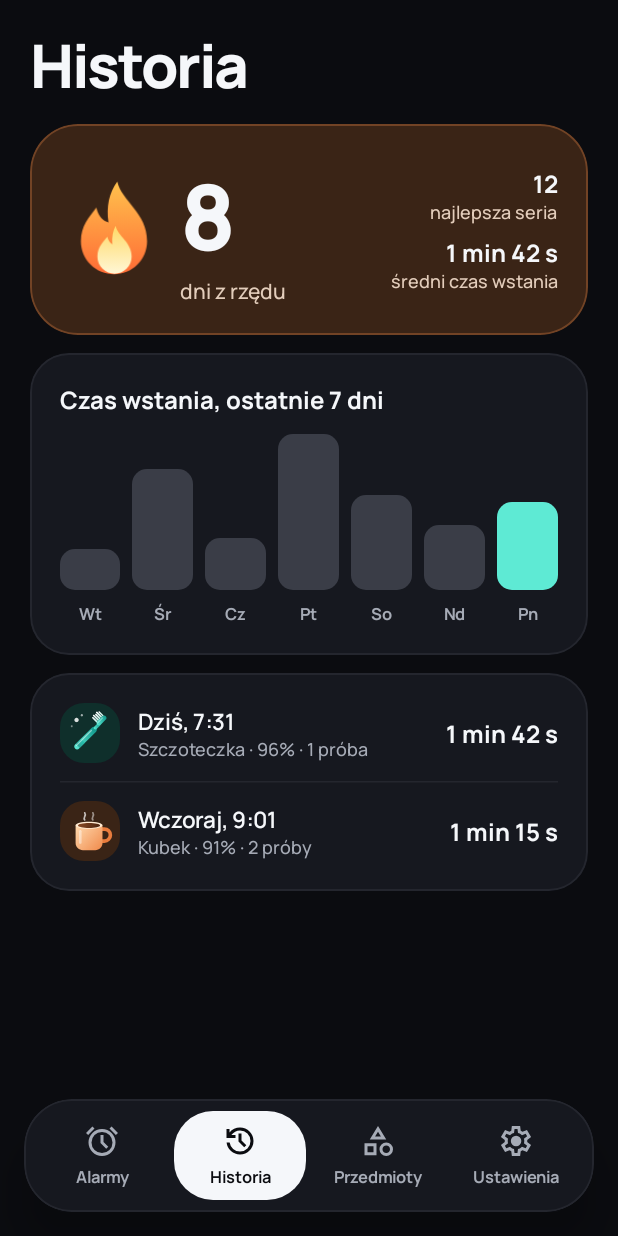
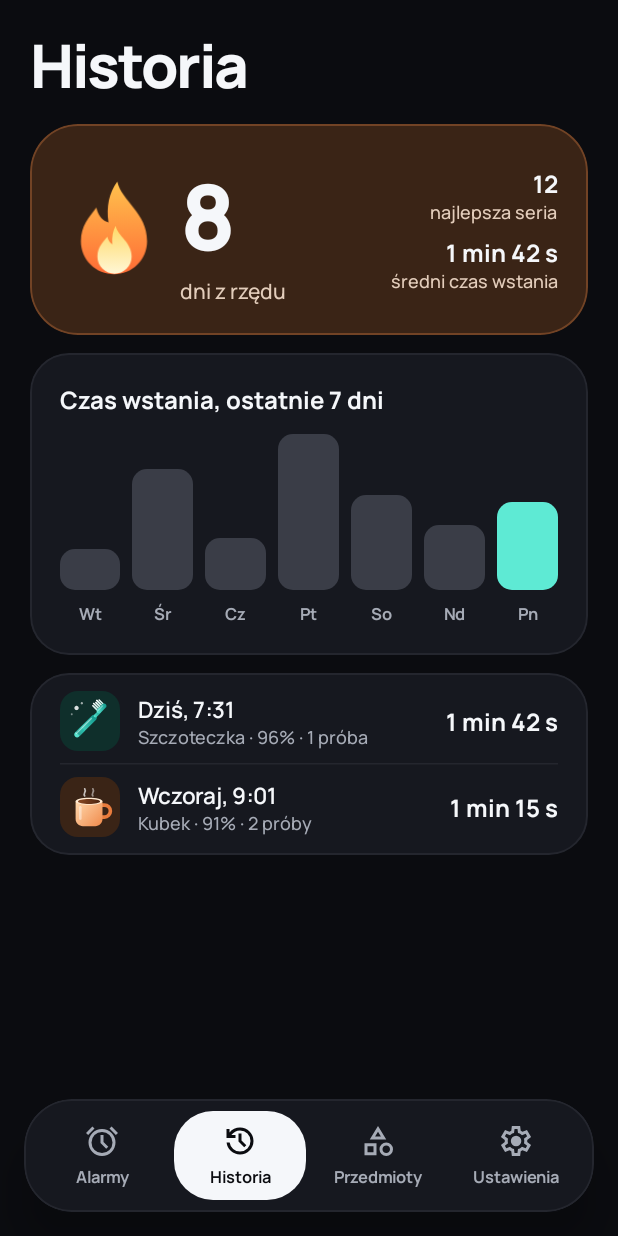
Before and after one commit to kelly-sudo/shotclock, an Android app built with Jetpack Compose: the screen it shows after launch (MainActivity), item 2 of the bottom bar chosen, on a phone screen of 412 x 824 dp. Run offline under Robolectric (Android 15) with nearby library versions, the phone set to English and light mode, and no system bars.

Commit message:
Etap 1: spójniejsze odstępy i kolory na ekranach Alarmy, Historia, Przedmioty
- Karta główna alarmu: dolny odstęp wizualnie równy górnemu i bocznym (20 dp).
- Historia: lista pobudek z rzędami 56 dp bez dodatkowych przerw, mniejsze
  zaokrąglenie miniatury 40 dp, linia podziału z NeutralTint.border.
- Przedmioty: pasek modelu jako niski kafelek (22 dp), opis z animacją wjazdu.
- AppCard: parametr verticalSpacing.
- Motyw: pozostałe role kolorów Material 3 ustawione na kolory aplikacji.

Co-Authored-By: Claude Opus 5.5 <noreply@anthropic.com>
Claude-Session: https://claude.ai/code/session_012Yiu8bPN8r4yoARG9ipd7a

```diff
--- a/app/src/main/java/pl/shotclock/budzik/ui/alarms/AlarmsScreen.kt
+++ b/app/src/main/java/pl/shotclock/budzik/ui/alarms/AlarmsScreen.kt
@@ -131,7 +131,9 @@ private fun HeroAlarmCard(modifier: Modifier = Modifier) {
             start = Spacing.screenEdge,
             end = Spacing.screenEdge,
             top = Spacing.screenEdge,
-            bottom = Spacing.extraSmall,
+            // Przełącznik ma pole dotyku 48 dp, czyli 8 dp niewidocznego marginesu pod torem.
+            // Razem z tym odstępem daje to wizualnie 20 dp, tyle samo co u góry i po bokach.
+            bottom = Spacing.smallMedium,
         ),
     ) {
         Row(
--- a/app/src/main/java/pl/shotclock/budzik/ui/components/AppCard.kt
+++ b/app/src/main/java/pl/shotclock/budzik/ui/components/AppCard.kt
@@ -11,6 +11,7 @@ import androidx.compose.runtime.Composable
 import androidx.compose.ui.Modifier
 import androidx.compose.ui.graphics.Shape
 import androidx.compose.ui.res.stringResource
+import androidx.compose.ui.unit.Dp
 import androidx.compose.ui.tooling.preview.Preview
 import pl.shotclock.budzik.R
 import pl.shotclock.budzik.ui.theme.AppShapes
@@ -27,13 +28,15 @@ fun AppCard(
     tint: CardTint = NeutralTint,
     shape: Shape = AppShapes.card,
     contentPadding: PaddingValues = PaddingValues(Spacing.screenEdge),
+    // Lista z rzędami i liniami podziału (np. historia) potrzebuje 0, bo rzędy mają własną wysokość.
+    verticalSpacing: Dp = Spacing.smallMedium,
     content: @Composable ColumnScope.() -> Unit,
 ) {
     Column(
         modifier = modifier
             .cardSurface(tint, shape)
             .padding(contentPadding),
-        verticalArrangement = Arrangement.spacedBy(Spacing.smallMedium),
+        verticalArrangement = Arrangement.spacedBy(verticalSpacing),
         content = content,
     )
 }
--- a/app/src/main/java/pl/shotclock/budzik/ui/history/HistoryScreen.kt
+++ b/app/src/main/java/pl/shotclock/budzik/ui/history/HistoryScreen.kt
@@ -6,9 +6,11 @@ import androidx.compose.foundation.background
 import androidx.compose.foundation.layout.Arrangement
 import androidx.compose.foundation.layout.Box
 import androidx.compose.foundation.layout.Column
+import androidx.compose.foundation.layout.PaddingValues
 import androidx.compose.foundation.layout.Row
 import androidx.compose.foundation.layout.fillMaxWidth
 import androidx.compose.foundation.layout.height
+import androidx.compose.foundation.layout.heightIn
 import androidx.compose.foundation.layout.size
 import androidx.compose.material3.HorizontalDivider
 import androidx.compose.material3.MaterialTheme
@@ -33,12 +35,12 @@ import pl.shotclock.budzik.ui.objects.ObjectVisual
 import pl.shotclock.budzik.ui.theme.Accent
 import pl.shotclock.budzik.ui.theme.AppShapes
 import pl.shotclock.budzik.ui.theme.ChartBarColor
+import pl.shotclock.budzik.ui.theme.NeutralTint
 import pl.shotclock.budzik.ui.theme.PeachTint
 import pl.shotclock.budzik.ui.theme.ShotClockTheme
 import pl.shotclock.budzik.ui.theme.Sizes
 import pl.shotclock.budzik.ui.theme.Spacing
 import pl.shotclock.budzik.ui.theme.StatNumberText
-import pl.shotclock.budzik.ui.theme.SurfaceBorder
 import pl.shotclock.budzik.ui.theme.TextSecondary
 import pl.shotclock.budzik.ui.theme.entranceFrom
 import pl.shotclock.budzik.ui.theme.rememberEntrance
@@ -178,14 +180,19 @@ private fun ChartBar(heightFraction: Float, isToday: Boolean, order: Int) {
 
 @Composable
 private fun WakeEventsCard(modifier: Modifier = Modifier) {
-    AppCard(modifier = modifier.fillMaxWidth()) {
+    // Rzędy mają stałą wysokość, więc karta ma mały odstęp w pionie i nie dodaje przerw między rzędami.
+    AppCard(
+        modifier = modifier.fillMaxWidth(),
+        contentPadding = PaddingValues(horizontal = Spacing.screenEdge, vertical = Spacing.extraSmall),
+        verticalSpacing = Spacing.none,
+    ) {
         WakeEventRow(
             visual = ObjectVisual.Toothbrush,
             title = R.string.history_event_today,
             details = R.string.history_event_today_details,
             time = R.string.history_event_today_time,
         )
-        HorizontalDivider(color = SurfaceBorder)
+        HorizontalDivider(color = NeutralTint.border)
         WakeEventRow(
             visual = ObjectVisual.Mug,
             title = R.string.history_event_yesterday,
@@ -203,13 +210,14 @@ private fun WakeEventRow(
     @StringRes time: Int,
 ) {
     Row(
+        modifier = Modifier.heightIn(min = Sizes.listRowHeight),
         verticalAlignment = Alignment.CenterVertically,
         horizontalArrangement = Arrangement.spacedBy(Spacing.smallMedium),
     ) {
         Box(
             modifier = Modifier
                 .size(Sizes.illustrationHistoryBox)
-                .clip(AppShapes.thumbnail)
+                .clip(AppShapes.thumbnailSmall)
                 .background(visual.tint.surface),
             contentAlignment = Alignment.Center,
         ) {
--- a/app/src/main/java/pl/shotclock/budzik/ui/objects/ObjectsScreen.kt
+++ b/app/src/main/java/pl/shotclock/budzik/ui/objects/ObjectsScreen.kt
@@ -5,6 +5,7 @@ import androidx.compose.foundation.background
 import androidx.compose.foundation.layout.Arrangement
 import androidx.compose.foundation.layout.Box
 import androidx.compose.foundation.layout.Column
+import androidx.compose.foundation.layout.PaddingValues
 import androidx.compose.foundation.layout.Row
 import androidx.compose.foundation.layout.fillMaxWidth
 import androidx.compose.foundation.layout.padding
@@ -48,20 +49,21 @@ fun ObjectsScreen(modifier: Modifier = Modifier) {
     ) {
         Text(
             text = stringResource(R.string.objects_description),
+            modifier = Modifier.entranceFrom(rememberEntrance(order = 0)),
             style = MaterialTheme.typography.bodyMedium,
             color = TextSecondary,
         )
         ObjectCard(
             visual = ObjectVisual.Toothbrush,
             tipRes = R.string.object_toothbrush_tip,
-            modifier = Modifier.entranceFrom(rememberEntrance(order = 0)),
+            modifier = Modifier.entranceFrom(rememberEntrance(order = 1)),
         )
         ObjectCard(
             visual = ObjectVisual.Mug,
             tipRes = R.string.object_mug_tip,
-            modifier = Modifier.entranceFrom(rememberEntrance(order = 1)),
+            modifier = Modifier.entranceFrom(rememberEntrance(order = 2)),
         )
-        ModelStatusCard(Modifier.entranceFrom(rememberEntrance(order = 2)))
+        ModelStatusCard(Modifier.entranceFrom(rememberEntrance(order = 3)))
     }
 }
 
@@ -121,7 +123,12 @@ private fun ObjectCard(
 
 @Composable
 private fun ModelStatusCard(modifier: Modifier = Modifier) {
-    AppCard(modifier = modifier.fillMaxWidth()) {
+    // Pasek informacyjny, nie karta z treścią: mniejsze zaokrąglenie i niższy odstęp w pionie, jak w makiecie.
+    AppCard(
+        modifier = modifier.fillMaxWidth(),
+        shape = AppShapes.tile,
+        contentPadding = PaddingValues(horizontal = Spacing.screenEdge, vertical = Spacing.smallMedium),
+    ) {
         Row(
             verticalAlignment = Alignment.CenterVertically,
             horizontalArrangement = Arrangement.spacedBy(Spacing.smallMedium),
--- a/app/src/main/java/pl/shotclock/budzik/ui/theme/Shape.kt
+++ b/app/src/main/java/pl/shotclock/budzik/ui/theme/Shape.kt
@@ -9,6 +9,8 @@ object AppShapes {
     val card = RoundedCornerShape(26.dp)
     val tile = RoundedCornerShape(22.dp)
     val thumbnail = RoundedCornerShape(16.dp)
+    // Mniejsze pole (40 dp) dostaje mniejsze zaokrąglenie, żeby nie wyglądało jak kółko.
+    val thumbnailSmall = RoundedCornerShape(12.dp)
     val chip = RoundedCornerShape(16.dp)
     val chartBar = RoundedCornerShape(10.dp)
     val pill = CircleShape
--- a/app/src/main/java/pl/shotclock/budzik/ui/theme/Spacing.kt
+++ b/app/src/main/java/pl/shotclock/budzik/ui/theme/Spacing.kt
@@ -3,6 +3,7 @@ package pl.shotclock.budzik.ui.theme
 import androidx.compose.ui.unit.dp
 
 object Spacing {
+    val none = 0.dp
     val extraSmall = 4.dp
     val small = 8.dp
     val smallMedium = 12.dp
@@ -30,6 +31,7 @@ object Sizes {
     val presetChipHeight = 40.dp
     val objectTileHeight = 96.dp
     val settingRowHeight = 48.dp
+    val listRowHeight = 56.dp
     val statusDot = 8.dp
     val modelDot = 10.dp
     val chartHeight = 104.dp
--- a/app/src/main/java/pl/shotclock/budzik/ui/theme/Theme.kt
+++ b/app/src/main/java/pl/shotclock/budzik/ui/theme/Theme.kt
@@ -14,6 +14,23 @@ private val DarkColorScheme = darkColorScheme(
     surface = SurfaceColor,
     onSurface = TextPrimary,
     onSurfaceVariant = TextSecondary,
+    // Pozostałe role też ustawiamy na nasze kolory. Bez tego komponenty Material 3
+    // (np. Snackbar „Cofnij” w Etapie 2, wybór godziny, linie podziału) dostałyby domyślny fiolet.
+    secondary = Accent,
+    onSecondary = OnAccent,
+    tertiary = Accent,
+    onTertiary = OnAccent,
+    surfaceVariant = SurfaceColor,
+    surfaceContainerLowest = BackgroundColor,
+    surfaceContainerLow = SurfaceColor,
+    surfaceContainer = SurfaceColor,
+    surfaceContainerHigh = SurfaceColor,
+    surfaceContainerHighest = ControlOffColor,
+    outline = ControlBorder,
+    outlineVariant = SurfaceBorder,
+    inverseSurface = TextPrimary,
+    inverseOnSurface = BackgroundColor,
+    inversePrimary = OnAccent,
 )
 
 @Composable
```
